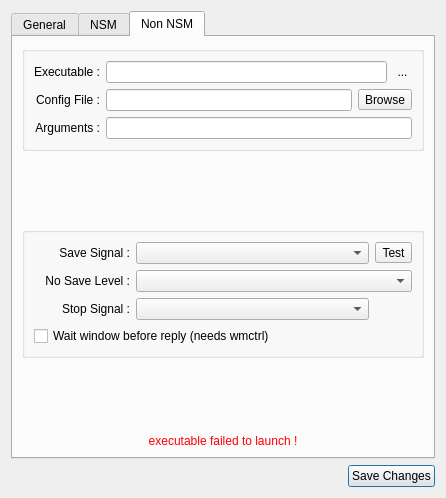
Before: the Qt Designer form resources/ui/client_properties.ui in Houston4444/RaySession, drawn with Qt 5.
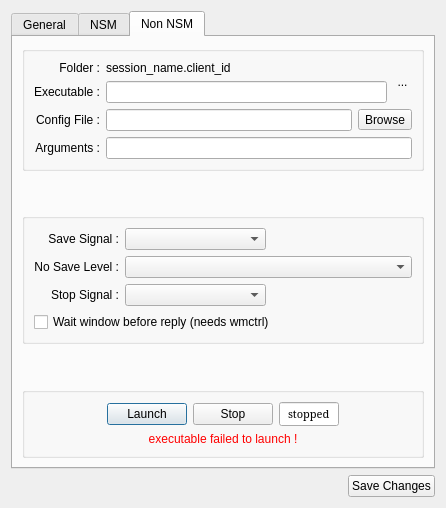
After: the same form once the commit is applied. Icons and pictures are not drawn. Custom widgets are drawn as their Qt base class.

Commit message: implement start/stop buttons and status bar in non_nsm tab

Patch:
```diff
--- a/resources/ui/client_properties.ui
+++ b/resources/ui/client_properties.ui
@@ -7,7 +7,7 @@
     <x>0</x>
     <y>0</y>
     <width>446</width>
-    <height>498</height>
+    <height>508</height>
    </rect>
   </property>
   <property name="sizePolicy">
@@ -511,7 +511,14 @@
             <string/>
            </property>
            <layout class="QGridLayout" name="gridLayout_3">
-            <item row="3" column="0">
+            <item row="2" column="1" colspan="2">
+             <widget class="QLineEdit" name="lineEditExecutable">
+              <property name="toolTip">
+               <string>&lt;html&gt;&lt;head/&gt;&lt;body&gt;&lt;p&gt;Command-line options are incompatible with robust session management for a variety of reasons, so the NSM server does not support them directly.&lt;/p&gt;&lt;p&gt;Some audio programs doesn't have NSM implementation yet, but they can have a LASH/LADISH implementation, and we can use it for the save signal.&lt;/p&gt;&lt;p&gt;Be warned that referring to files outside of the session directory will impair your ability to reliably archive and transport sessions. &lt;br/&gt;&lt;br/&gt;Patching the program to use NSM natively will result in a better experience. &lt;/p&gt;&lt;/body&gt;&lt;/html&gt;</string>
+              </property>
+             </widget>
+            </item>
+            <item row="4" column="0">
              <widget class="QLabel" name="label_18">
               <property name="toolTip">
                <string>&lt;html&gt;&lt;head/&gt;&lt;body&gt;&lt;p&gt;The environment variables $NSM_CLIENT_ID and $RAY_SESSION_NAME will contain the unique client ID (suitable for use as e.g. a JACK client name) and the display name for the session, respectively.&lt;br/&gt;The variable $CONFIG_FILE will contain the name of the config file selected above.&lt;/p&gt;&lt;/body&gt;&lt;/html&gt;</string>
@@ -524,7 +531,24 @@
               </property>
              </widget>
             </item>
-            <item row="2" column="0">
+            <item row="3" column="2" colspan="2">
+             <widget class="QToolButton" name="toolButtonBrowse">
+              <property name="toolTip">
+               <string>&lt;html&gt;&lt;head/&gt;&lt;body&gt;&lt;p&gt;The program will be started with its current directory being a uniquely named directory under the current session directory. &lt;/p&gt;&lt;p&gt;It is recommended that you only refer to files in the current directory.&lt;/p&gt;&lt;/body&gt;&lt;/html&gt;</string>
+              </property>
+              <property name="text">
+               <string>Browse</string>
+              </property>
+              <property name="icon">
+               <iconset theme="folder-open">
+                <normaloff>.</normaloff>.</iconset>
+              </property>
+              <property name="toolButtonStyle">
+               <enum>Qt::ToolButtonTextBesideIcon</enum>
+              </property>
+             </widget>
+            </item>
+            <item row="3" column="0">
              <widget class="QLabel" name="label_16">
               <property name="toolTip">
                <string>&lt;html&gt;&lt;head/&gt;&lt;body&gt;&lt;p&gt;The program will be started with its current directory being a uniquely named directory under the current session directory. &lt;/p&gt;&lt;p&gt;It is recommended that you only refer to files in the current directory.&lt;/p&gt;&lt;/body&gt;&lt;/html&gt;</string>
@@ -537,14 +561,21 @@
               </property>
              </widget>
             </item>
-            <item row="2" column="1">
+            <item row="3" column="1">
              <widget class="QLineEdit" name="lineEditConfigFile">
               <property name="toolTip">
                <string>&lt;html&gt;&lt;head/&gt;&lt;body&gt;&lt;p&gt;The program will be started with its current directory being a uniquely named directory under the current session directory. &lt;/p&gt;&lt;p&gt;It is recommended that you only refer to files in the current directory.&lt;/p&gt;&lt;/body&gt;&lt;/html&gt;</string>
               </property>
              </widget>
             </item>
-            <item row="1" column="0">
+            <item row="4" column="1" colspan="3">
+             <widget class="QLineEdit" name="lineEditArguments">
+              <property name="toolTip">
+               <string>&lt;html&gt;&lt;head/&gt;&lt;body&gt;&lt;p&gt;The environment variables $NSM_CLIENT_ID and $RAY_SESSION_NAME will contain the unique client ID (suitable for use as e.g. a JACK client name) and the display name for the session, respectively.&lt;br/&gt;The variable $CONFIG_FILE will contain the name of the config file selected above.&lt;/p&gt;&lt;/body&gt;&lt;/html&gt;</string>
+              </property>
+             </widget>
+            </item>
+            <item row="2" column="0">
              <widget class="QLabel" name="label_17">
               <property name="toolTip">
                <string>&lt;html&gt;&lt;head/&gt;&lt;body&gt;&lt;p&gt;Command-line options are incompatible with robust session management for a variety of reasons, so the NSM server does not support them directly.&lt;/p&gt;&lt;p&gt;Some audio programs doesn't have NSM implementation yet, but they can have a LASH/LADISH implementation, and we can use it for the save signal.&lt;/p&gt;&lt;p&gt;Be warned that referring to files outside of the session directory will impair your ability to reliably archive and transport sessions. &lt;br/&gt;&lt;br/&gt;Patching the program to use NSM natively will result in a better experience. &lt;/p&gt;&lt;/body&gt;&lt;/html&gt;</string>
@@ -557,7 +588,17 @@
               </property>
              </widget>
             </item>
-            <item row="1" column="3">
+            <item row="1" column="0">
+             <widget class="QLabel" name="label_21">
+              <property name="text">
+               <string>Folder :</string>
+              </property>
+              <property name="alignment">
+               <set>Qt::AlignRight|Qt::AlignTrailing|Qt::AlignVCenter</set>
+              </property>
+             </widget>
+            </item>
+            <item row="1" column="3" rowspan="2">
              <widget class="QToolButton" name="toolButtonIconNonNsm">
               <property name="baseSize">
                <size>
@@ -583,34 +624,10 @@
               </property>
              </widget>
             </item>
-            <item row="2" column="2" colspan="2">
-             <widget class="QToolButton" name="toolButtonBrowse">
-              <property name="toolTip">
-               <string>&lt;html&gt;&lt;head/&gt;&lt;body&gt;&lt;p&gt;The program will be started with its current directory being a uniquely named directory under the current session directory. &lt;/p&gt;&lt;p&gt;It is recommended that you only refer to files in the current directory.&lt;/p&gt;&lt;/body&gt;&lt;/html&gt;</string>
-              </property>
+            <item row="1" column="1">
+             <widget class="QLabel" name="labelWorkingDir">
               <property name="text">
-               <string>Browse</string>
-              </property>
-              <property name="icon">
-               <iconset theme="folder-open">
-                <normaloff>.</normaloff>.</iconset>
-              </property>
-              <property name="toolButtonStyle">
-               <enum>Qt::ToolButtonTextBesideIcon</enum>
-              </property>
-             </widget>
-            </item>
-            <item row="3" column="1" colspan="3">
-             <widget class="QLineEdit" name="lineEditArguments">
-              <property name="toolTip">
-               <string>&lt;html&gt;&lt;head/&gt;&lt;body&gt;&lt;p&gt;The environment variables $NSM_CLIENT_ID and $RAY_SESSION_NAME will contain the unique client ID (suitable for use as e.g. a JACK client name) and the display name for the session, respectively.&lt;br/&gt;The variable $CONFIG_FILE will contain the name of the config file selected above.&lt;/p&gt;&lt;/body&gt;&lt;/html&gt;</string>
-              </property>
-             </widget>
-            </item>
-            <item row="1" column="1" colspan="2">
-             <widget class="QLineEdit" name="lineEditExecutable">
-              <property name="toolTip">
-               <string>&lt;html&gt;&lt;head/&gt;&lt;body&gt;&lt;p&gt;Command-line options are incompatible with robust session management for a variety of reasons, so the NSM server does not support them directly.&lt;/p&gt;&lt;p&gt;Some audio programs doesn't have NSM implementation yet, but they can have a LASH/LADISH implementation, and we can use it for the save signal.&lt;/p&gt;&lt;p&gt;Be warned that referring to files outside of the session directory will impair your ability to reliably archive and transport sessions. &lt;br/&gt;&lt;br/&gt;Patching the program to use NSM natively will result in a better experience. &lt;/p&gt;&lt;/body&gt;&lt;/html&gt;</string>
+               <string>session_name.client_id</string>
               </property>
              </widget>
             </item>
@@ -671,20 +688,6 @@
             </property>
            </widget>
           </item>
-          <item row="0" column="2">
-           <widget class="QToolButton" name="toolButtonTestSave">
-            <property name="text">
-             <string>Test</string>
-            </property>
-            <property name="icon">
-             <iconset theme="send-to-symbolic">
-              <normaloff>.</normaloff>.</iconset>
-            </property>
-            <property name="toolButtonStyle">
-             <enum>Qt::ToolButtonTextBesideIcon</enum>
-            </property>
-           </widget>
-          </item>
           <item row="2" column="1">
            <widget class="QComboBox" name="comboStopSig">
             <property name="toolTip">
@@ -757,6 +760,106 @@
         </spacer>
        </item>
        <item>
+        <widget class="QGroupBox" name="groupBox_7">
+         <property name="title">
+          <string/>
+         </property>
+         <layout class="QVBoxLayout" name="verticalLayout_12">
+          <item>
+           <layout class="QHBoxLayout" name="horizontalLayout_3">
+            <item>
+             <spacer name="horizontalSpacer_4">
+              <property name="orientation">
+               <enum>Qt::Horizontal</enum>
+              </property>
+              <property name="sizeHint" stdset="0">
+               <size>
+                <width>40</width>
+                <height>20</height>
+               </size>
+              </property>
+             </spacer>
+            </item>
+            <item>
+             <widget class="QPushButton" name="pushButtonStart">
+              <property name="text">
+               <string>Launch</string>
+              </property>
+              <property name="icon">
+               <iconset theme="media-playback-start">
+                <normaloff>.</normaloff>.</iconset>
+              </property>
+             </widget>
+            </item>
+            <item>
+             <widget class="QPushButton" name="pushButtonStop">
+              <property name="text">
+               <string>Stop</string>
+              </property>
+              <property name="icon">
+               <iconset theme="media-playback-stop">
+                <normaloff>.</normaloff>.</iconset>
+              </property>
+             </widget>
+            </item>
+            <item>
+             <widget class="StatusBar" name="lineEditClientStatus">
+              <property name="enabled">
+               <bool>true</bool>
+              </property>
+              <property name="sizePolicy">
+               <sizepolicy hsizetype="Fixed" vsizetype="Fixed">
+                <horstretch>0</horstretch>
+                <verstretch>0</verstretch>
+               </sizepolicy>
+              </property>
+              <property name="maximumSize">
+               <size>
+                <width>60</width>
+                <height>28</height>
+               </size>
+              </property>
+              <property name="font">
+               <font>
+                <family>Serif</family>
+                <pointsize>8</pointsize>
+                <weight>50</weight>
+                <bold>false</bold>
+               </font>
+              </property>
+              <property name="toolTip">
+               <string>Status</string>
+              </property>
+              <property name="text">
+               <string>stopped</string>
+              </property>
+              <property name="frame">
+               <bool>true</bool>
+              </property>
+              <property name="alignment">
+               <set>Qt::AlignCenter</set>
+              </property>
+              <property name="readOnly">
+               <bool>true</bool>
+              </property>
+             </widget>
+            </item>
+            <item>
+             <spacer name="horizontalSpacer_5">
+              <property name="orientation">
+               <enum>Qt::Horizontal</enum>
+              </property>
+              <property name="sizeHint" stdset="0">
+               <size>
+                <width>40</width>
+                <height>20</height>
+               </size>
+              </property>
+             </spacer>
+            </item>
+           </layout>
+          </item>
+          <item>
         <widget class="QLabel" name="labelError">
          <property name="styleSheet">
           <string notr="true">color: red</string>
@@ -771,6 +874,9 @@
        </item>
       </layout>
      </widget>
+       </item>
+      </layout>
+     </widget>
     </widget>
    </item>
    <item>
@@ -803,6 +909,13 @@
    </item>
   </layout>
  </widget>
+ <customwidgets>
+  <customwidget>
+   <class>StatusBar</class>
+   <extends>QLineEdit</extends>
+   <header>surclassed_widgets</header>
+  </customwidget>
+ </customwidgets>
  <resources/>
  <connections/>
 </ui>
```
Lines whose indentation alone changed are shown as unchanged. The commit also changes 2 other files.
